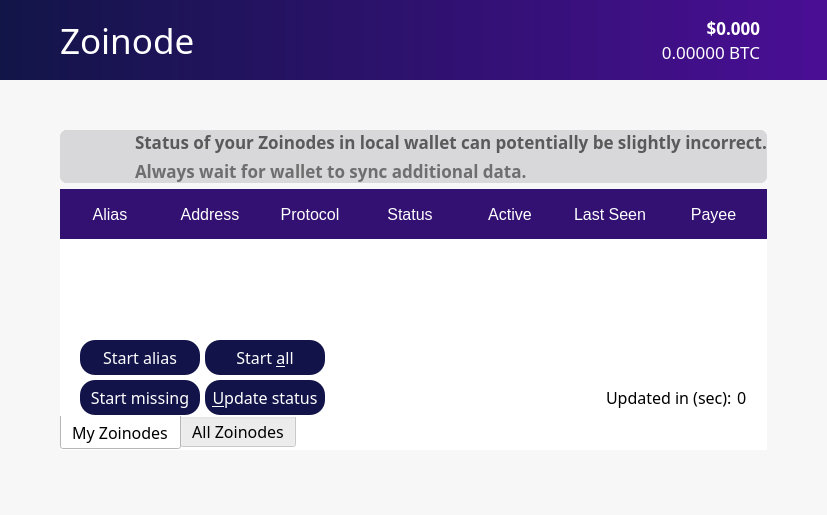
The window that src/qt/forms/zoinodes.ui (noirofficial/noir) describes before a commit, drawn with Qt 5.
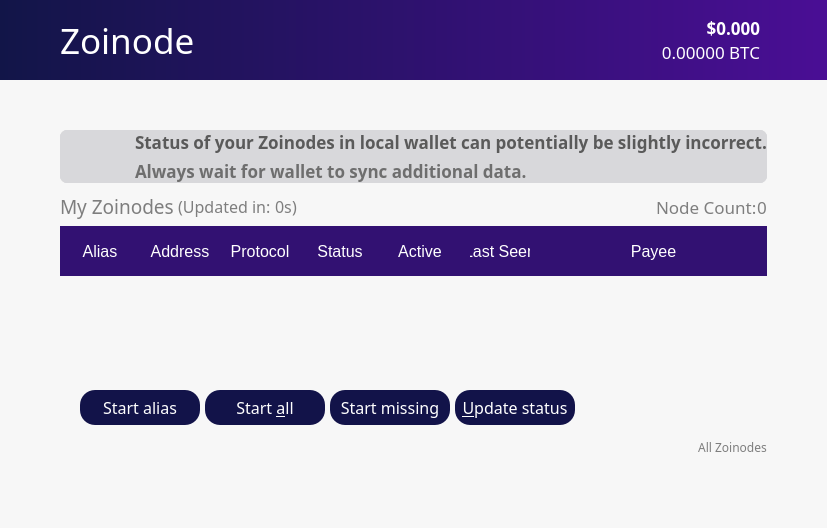
The same window after the commit. Icons and pictures are not drawn.

```diff
--- a/src/qt/forms/zoinodes.ui
+++ b/src/qt/forms/zoinodes.ui
@@ -6,8 +6,8 @@
    <rect>
     <x>0</x>
     <y>0</y>
-    <width>632</width>
-    <height>515</height>
+    <width>689</width>
+    <height>528</height>
    </rect>
   </property>
   <property name="sizePolicy">
@@ -614,7 +614,7 @@
          </property>
          <layout class="QVBoxLayout" name="verticalLayout_4">
           <property name="spacing">
-           <number>0</number>
+           <number>6</number>
           </property>
           <property name="leftMargin">
            <number>60</number>
@@ -626,25 +626,7 @@
            <number>60</number>
           </property>
           <property name="bottomMargin">
-           <number>5</number>
-          </property>
-          <item>
-           <widget class="QWidget" name="widget" native="true">
-            <layout class="QVBoxLayout" name="verticalLayout_13">
-             <property name="spacing">
-              <number>-1</number>
-             </property>
-             <property name="leftMargin">
-              <number>0</number>
-             </property>
-             <property name="topMargin">
-              <number>0</number>
-             </property>
-             <property name="rightMargin">
-              <number>0</number>
-             </property>
-             <property name="bottomMargin">
-              <number>0</number>
+           <number>10</number>
              </property>
              <item>
               <widget class="QFrame" name="balance_frame">
@@ -908,10 +890,129 @@
                </layout>
               </widget>
              </item>
+          <item>
+           <layout class="QHBoxLayout" name="horizontalLayout_5">
+            <property name="spacing">
+             <number>0</number>
+            </property>
+            <property name="topMargin">
+             <number>4</number>
+            </property>
+            <item>
+             <widget class="QLabel" name="tabLabel">
+              <property name="font">
+               <font>
+                <family>ZoinMedium</family>
+                <pointsize>14</pointsize>
+               </font>
+              </property>
+              <property name="styleSheet">
+               <string notr="true">color: rgb(126, 126, 126);</string>
+              </property>
+              <property name="text">
+               <string>My Zoinodes</string>
+              </property>
+             </widget>
+            </item>
+            <item>
+             <widget class="QLabel" name="autoupdate_label_4">
+              <property name="font">
+               <font>
+                <family>ZoinLight</family>
+                <pointsize>12</pointsize>
+               </font>
+              </property>
+              <property name="styleSheet">
+               <string notr="true">color: rgb(126, 126, 126);</string>
+              </property>
+              <property name="text">
+               <string> (Updated in: </string>
+              </property>
+             </widget>
+            </item>
+            <item>
+             <widget class="QLabel" name="secondsLabel_4">
+              <property name="font">
+               <font>
+                <family>ZoinMedium</family>
+                <pointsize>12</pointsize>
+               </font>
+              </property>
+              <property name="styleSheet">
+               <string notr="true">color: rgb(126, 126, 126);</string>
+              </property>
+              <property name="text">
+               <string>0s</string>
+              </property>
+             </widget>
+            </item>
+            <item>
+             <widget class="QLabel" name="label">
+              <property name="font">
+               <font>
+                <family>ZoinLight</family>
+                <pointsize>12</pointsize>
+               </font>
+              </property>
+              <property name="styleSheet">
+               <string notr="true">color: rgb(126, 126, 126);</string>
+              </property>
+              <property name="text">
+               <string>)</string>
+              </property>
+             </widget>
+            </item>
+            <item>
+             <spacer name="horizontalSpacer_2">
+              <property name="orientation">
+               <enum>Qt::Horizontal</enum>
+              </property>
+              <property name="sizeHint" stdset="0">
+               <size>
+                <width>40</width>
+                <height>20</height>
+               </size>
+              </property>
+             </spacer>
+            </item>
+            <item>
+             <widget class="QLabel" name="label_count_4">
+              <property name="font">
+               <font>
+                <family>ZoinLight</family>
+                <pointsize>13</pointsize>
+               </font>
+              </property>
+              <property name="styleSheet">
+               <string notr="true">color: rgb(126, 126, 126);</string>
+              </property>
+              <property name="text">
+               <string>Node Count:</string>
+              </property>
+             </widget>
+            </item>
+            <item>
+             <widget class="QLabel" name="countLabel_4">
+              <property name="font">
+               <font>
+                <family>ZoinMedium</family>
+                <pointsize>13</pointsize>
+               </font>
+              </property>
+              <property name="styleSheet">
+               <string notr="true">color: rgb(126, 126, 126);</string>
+              </property>
+              <property name="text">
+               <string>0</string>
+              </property>
+             </widget>
+            </item>
+           </layout>
+          </item>
              <item>
               <widget class="QFrame" name="frame_2">
                <property name="styleSheet">
-                <string notr="true">background-color:white; border: 0;</string>
+             <string notr="true">border: 0;</string>
                </property>
                <property name="frameShape">
                 <enum>QFrame::StyledPanel</enum>
@@ -919,7 +1020,7 @@
                <property name="frameShadow">
                 <enum>QFrame::Raised</enum>
                </property>
-               <layout class="QVBoxLayout" name="verticalLayout">
+            <layout class="QHBoxLayout" name="horizontalLayout_6">
                 <property name="spacing">
                  <number>0</number>
                 </property>
@@ -943,6 +1044,28 @@
                     <pointsize>12</pointsize>
                    </font>
                   </property>
+               <property name="styleSheet">
+                <string notr="true">QTabWidget::tab-bar {
+color:green;
+width:0;
+height:0;
+}
+QTabBar::tab:selected {
+border-color: rgb(0,0,0,0);
+border-bottom-color: rgb(0,0,0,0); /* same as pane color */
+color:white;
+width:0;
+height:0;
+}
+QTabBar::tab:!selected {
+margin-top: 2px; /* make non-selected tabs look smaller */
+border-color: rgb(0,0,0,0);
+border-bottom-color: rgb(0,0,0,0); /* same as pane color */
+color:white;
+width:0;
+height:0;
+}</string>
+               </property>
                   <property name="tabPosition">
                    <enum>QTabWidget::South</enum>
                   </property>
@@ -956,6 +1079,11 @@
                    <enum>Qt::ElideRight</enum>
                   </property>
                   <widget class="QWidget" name="tabMyZoinodes_4">
+                <property name="font">
+                 <font>
+                  <family>ZoinLight</family>
+                 </font>
+                </property>
                    <attribute name="title">
                     <string>My Zoinodes</string>
                    </attribute>
@@ -970,7 +1098,7 @@
                      <number>0</number>
                     </property>
                     <property name="bottomMargin">
-                     <number>0</number>
+                  <number>5</number>
                     </property>
                     <property name="spacing">
                      <number>-1</number>
@@ -1057,12 +1185,24 @@
                         <property name="selectionBehavior">
                          <enum>QAbstractItemView::SelectRows</enum>
                         </property>
+                     <property name="showGrid">
+                      <bool>false</bool>
+                     </property>
+                     <property name="gridStyle">
+                      <enum>Qt::NoPen</enum>
+                     </property>
                         <property name="sortingEnabled">
                          <bool>true</bool>
                         </property>
                         <property name="columnCount">
                          <number>7</number>
                         </property>
+                     <attribute name="horizontalHeaderDefaultSectionSize">
+                      <number>80</number>
+                     </attribute>
+                     <attribute name="horizontalHeaderMinimumSectionSize">
+                      <number>80</number>
+                     </attribute>
                         <attribute name="horizontalHeaderStretchLastSection">
                          <bool>true</bool>
                         </attribute>
@@ -1112,13 +1252,16 @@
                          <number>20</number>
                         </property>
                         <property name="rightMargin">
-                         <number>20</number>
+                      <number>0</number>
                         </property>
                         <property name="bottomMargin">
                          <number>0</number>
                         </property>
                         <item>
                          <widget class="QPushButton" name="startButton_4">
+                       <property name="enabled">
+                        <bool>true</bool>
+                       </property>
                           <property name="minimumSize">
                            <size>
                             <width>0</width>
@@ -1132,15 +1275,30 @@
                            </font>
                           </property>
                           <property name="styleSheet">
-                           <string notr="true">background-color: #121349;
+                        <string notr="true">
+QPushButton {
+background-color: #121349;
 color: white;
 border-radius:15px;
 height:35px;
 width:120px;
-border-color:gray;
-border-width:0px;
-border-style:solid;
-</string>
+border: 0;
+}
+QPushButton:hover {
+background-color: #121349;
+color: white;
+height:35px;
+width:120px;
+border:0;
+}
+QPushButton:hover!pressed {
+background-color: #4a0e95;
+color: white;
+border-radius:15px;
+height:35px;
+width:120px;
+border: 0;
+}</string>
                           </property>
                           <property name="text">
                            <string>Start alias</string>
@@ -1162,15 +1320,30 @@
                            </font>
                           </property>
                           <property name="styleSheet">
-                           <string notr="true">background-color: #121349;
+                        <string notr="true">
+QPushButton {
+background-color: #121349;
 color: white;
 border-radius:15px;
 height:35px;
 width:120px;
-border-color:gray;
-border-width:0px;
-border-style:solid;
-</string>
+border: 0;
+}
+QPushButton:hover {
+background-color: #121349;
+color: white;
+height:35px;
+width:120px;
+border:0;
+}
+QPushButton:hover!pressed {
+background-color: #4a0e95;
+color: white;
+border-radius:15px;
+height:35px;
+width:120px;
+border: 0;
+}</string>
                           </property>
                           <property name="text">
                            <string>Start &amp;all</string>
@@ -1178,32 +1351,6 @@
                          </widget>
                         </item>
                         <item>
-                         <spacer name="horizontalSpacer_9">
-                          <property name="orientation">
-                           <enum>Qt::Horizontal</enum>
-                          </property>
-                          <property name="sizeHint" stdset="0">
-                           <size>
-                            <width>40</width>
-                            <height>20</height>
-                           </size>
-                          </property>
-                         </spacer>
-                        </item>
-                       </layout>
-                      </item>
-                      <item>
-                       <layout class="QHBoxLayout" name="horizontalLayout_2">
-                        <property name="leftMargin">
-                         <number>20</number>
-                        </property>
-                        <property name="topMargin">
-                         <number>0</number>
-                        </property>
-                        <property name="rightMargin">
-                         <number>20</number>
-                        </property>
-                        <item>
                          <widget class="QPushButton" name="startMissingButton_4">
                           <property name="minimumSize">
                            <size>
@@ -1218,15 +1365,30 @@
                            </font>
                           </property>
                           <property name="styleSheet">
-                           <string notr="true">background-color: #121349;
+                        <string notr="true">
+QPushButton {
+background-color: #121349;
 color: white;
 border-radius:15px;
 height:35px;
 width:120px;
-border-color:gray;
-border-width:0px;
-border-style:solid;
-</string>
+border: 0;
+}
+QPushButton:hover {
+background-color: #121349;
+color: white;
+height:35px;
+width:120px;
+border:0;
+}
+QPushButton:hover!pressed {
+background-color: #4a0e95;
+color: white;
+border-radius:15px;
+height:35px;
+width:120px;
+border: 0;
+}</string>
                           </property>
                           <property name="text">
                            <string>Start missing</string>
@@ -1248,15 +1410,30 @@
                            </font>
                           </property>
                           <property name="styleSheet">
-                           <string notr="true">background-color: #121349;
+                        <string notr="true">
+QPushButton {
+background-color: #121349;
 color: white;
 border-radius:15px;
 height:35px;
 width:120px;
-border-color:gray;
-border-width:0px;
-border-style:solid;
-</string>
+border: 0;
+}
+QPushButton:hover {
+background-color: #121349;
+color: white;
+height:35px;
+width:120px;
+border:0;
+}
+QPushButton:hover!pressed {
+background-color: #4a0e95;
+color: white;
+border-radius:15px;
+height:35px;
+width:120px;
+border: 0;
+}</string>
                           </property>
                           <property name="text">
                            <string>&amp;Update status</string>
@@ -1264,7 +1441,7 @@
                          </widget>
                         </item>
                         <item>
-                         <spacer name="horizontalSpacer">
+                      <spacer name="horizontalSpacer_9">
                           <property name="orientation">
                            <enum>Qt::Horizontal</enum>
                           </property>
@@ -1276,32 +1453,6 @@
                           </property>
                          </spacer>
                         </item>
-                        <item>
-                         <widget class="QLabel" name="autoupdate_label_4">
-                          <property name="font">
-                           <font>
-                            <family>ZoinLight</family>
-                            <pointsize>12</pointsize>
-                           </font>
-                          </property>
-                          <property name="text">
-                           <string>Updated in (sec):</string>
-                          </property>
-                         </widget>
-                        </item>
-                        <item>
-                         <widget class="QLabel" name="secondsLabel_4">
-                          <property name="font">
-                           <font>
-                            <family>ZoinMedium</family>
-                            <pointsize>12</pointsize>
-                           </font>
-                          </property>
-                          <property name="text">
-                           <string>0</string>
-                          </property>
-                         </widget>
-                        </item>
                        </layout>
                       </item>
                      </layout>
@@ -1473,92 +1624,71 @@
                       </column>
                      </widget>
                     </item>
-                    <item row="2" column="0">
-                     <layout class="QHBoxLayout" name="horizontalLayout_16">
-                      <property name="leftMargin">
-                       <number>20</number>
-                      </property>
-                      <property name="rightMargin">
-                       <number>20</number>
-                      </property>
-                      <property name="bottomMargin">
-                       <number>0</number>
-                      </property>
-                      <item>
-                       <widget class="QLabel" name="label_filter_4">
-                        <property name="font">
-                         <font>
-                          <family>ZoinLight</family>
-                          <pointsize>13</pointsize>
-                         </font>
-                        </property>
-                        <property name="text">
-                         <string>Filter List:</string>
-                        </property>
-                       </widget>
-                      </item>
+                </layout>
+               </widget>
+              </widget>
+             </item>
+            </layout>
+           </widget>
+          </item>
                       <item>
-                       <widget class="QLineEdit" name="filterLineEdit_4">
-                        <property name="font">
-                         <font>
-                          <pointsize>13</pointsize>
-                         </font>
-                        </property>
-                        <property name="toolTip">
-                         <string>Filter znode list</string>
-                        </property>
-                       </widget>
-                      </item>
+           <layout class="QHBoxLayout" name="horizontalLayout_7">
+            <property name="spacing">
+             <number>0</number>
+            </property>
+            <property name="topMargin">
+             <number>0</number>
+            </property>
                       <item>
-                       <spacer name="horizontalSpacer_10">
+             <spacer name="horizontalSpacer_3">
                         <property name="orientation">
                          <enum>Qt::Horizontal</enum>
                         </property>
                         <property name="sizeHint" stdset="0">
                          <size>
-                          <width>10</width>
+                <width>40</width>
                           <height>20</height>
                          </size>
                         </property>
                        </spacer>
                       </item>
                       <item>
-                       <widget class="QLabel" name="label_count_4">
-                        <property name="font">
-                         <font>
-                          <family>ZoinLight</family>
-                          <pointsize>13</pointsize>
-                         </font>
-                        </property>
-                        <property name="text">
-                         <string>Node Count:</string>
-                        </property>
-                       </widget>
-                      </item>
-                      <item>
-                       <widget class="QLabel" name="countLabel_4">
+             <widget class="QPushButton" name="swapButton">
                         <property name="font">
                          <font>
                           <family>ZoinMedium</family>
-                          <pointsize>13</pointsize>
-                         </font>
-                        </property>
+               </font>
+              </property>
+              <property name="styleSheet">
+               <string notr="true">QPushButton {
+color: rgb(126, 126, 126);
+border:0
+}
+
+QPushButton:hover {
+color: rgb(205, 205, 205);
+border:0
+}</string>
+              </property>
                         <property name="text">
-                         <string>0</string>
-                        </property>
+               <string>All Zoinodes</string>
+              </property>
+              <property name="icon">
+               <iconset resource="../bitcoin.qrc">
+                <normaloff>:/icons/Exports_35</normaloff>:/icons/Exports_35</iconset>
+              </property>
+              <property name="iconSize">
+               <size>
+                <width>30</width>
+                <height>30</height>
+               </size>
+              </property>
+              <property name="checkable">
+               <bool>true</bool>
+              </property>
                        </widget>
                       </item>
                      </layout>
-                    </item>
-                   </layout>
-                  </widget>
-                 </widget>
-                </item>
-               </layout>
-              </widget>
-             </item>
-            </layout>
-           </widget>
           </item>
          </layout>
         </widget>
```
Left out of the diff: 31 changed lines with no effect on the pictures. Lines whose indentation alone changed are shown as unchanged.
